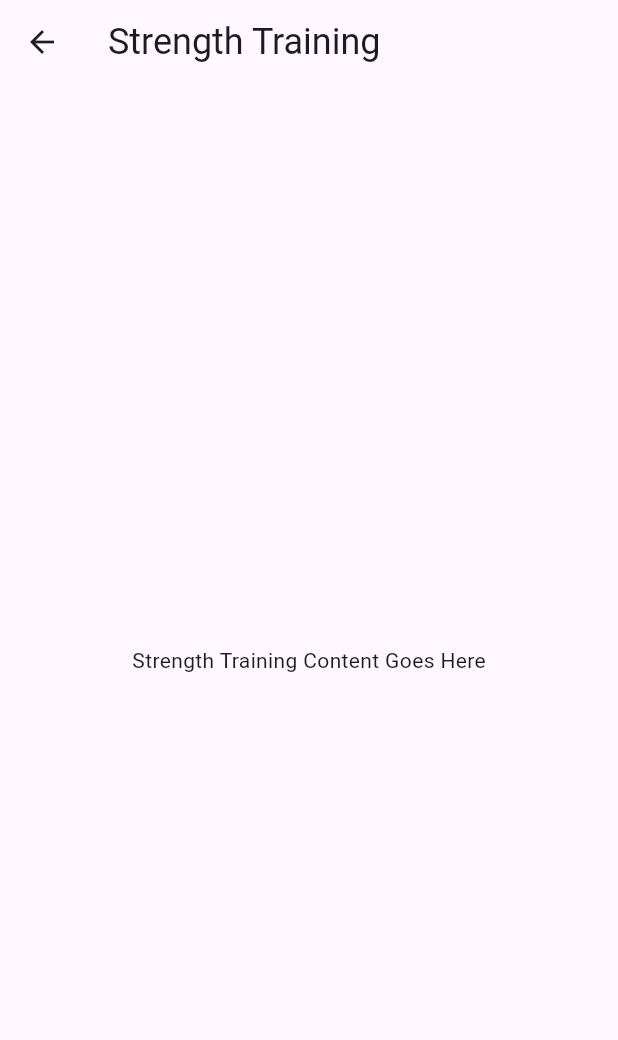
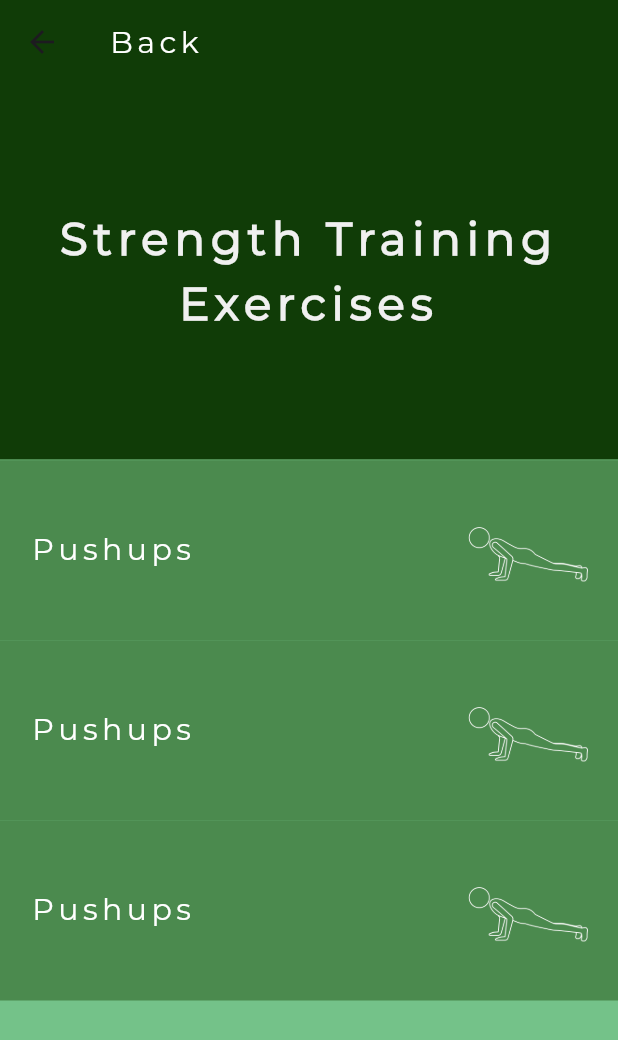
Before and after one commit to StretchWave/levelup_fitness, a Flutter app: the StrengthScreen screen opened directly, on a phone screen of 412 x 824 dp. Shown: the top 1040 px of the screen. Run offline on Flutter 3.47's test engine with Material 3 defaults, Android fonts, the light colour scheme and no system bars; our stand-ins replace shared_preferences; accounts and stored records are empty.

Commit message:
Strength page on progress

```diff
--- a/lib/Screens/Strength.dart
+++ b/lib/Screens/Strength.dart
@@ -1,4 +1,5 @@
 import 'package:flutter/material.dart';
+import 'package:levelup_fitness/Styles/Stylebook.dart';
 
 class StrengthScreen extends StatelessWidget {
   const StrengthScreen({super.key});
@@ -6,12 +7,78 @@ class StrengthScreen extends StatelessWidget {
   @override
   Widget build(BuildContext context) {
     return Scaffold(
+      backgroundColor: ColourBook.backgroundColor,
       appBar: AppBar(
-        title: Text('Strength Training', style: TextStyle(fontSize: 24)),
+        title: Text('Back',style: Stylebook.bodyText1,),
+        backgroundColor: ColourBook.statBoxColor,
+
       ),
-      body: Center(
-        child: Text('Strength Training Content Goes Here'),
+      body:
+
+        Column(
+        mainAxisAlignment: MainAxisAlignment.start,
+        children: [
+          Container(
+            height: 250,
+            color: ColourBook.statBoxColor,
+            child: Center(
+              child: Text(
+                'Strength Training\nExercises',
+                style: Stylebook.heading2,
+                textAlign: TextAlign.center,
+              ),
+            ),
+          ),
+          Container(
+            height: 1,
+            color: ColourBook.drawerColor,
+          ),
+          Container(
+            height: 120,
+            color: ColourBook.drawerColor,
+            child: Padding(
+              padding: const EdgeInsets.all(20.0),
+              child: Row(
+                mainAxisAlignment: MainAxisAlignment.spaceBetween,
+                children: [
+                  Text('Pushups',style: Stylebook.bodyText1,),
+                  Image.asset('assets/Images/PushupsW.png')
+                ],
+              ),
+            ),
+          ),
+          Container(
+            height: 120,
+            color: ColourBook.drawerColor,
+            child: Padding(
+              padding: const EdgeInsets.all(20.0),
+              child: Row(
+                mainAxisAlignment: MainAxisAlignment.spaceBetween,
+                children: [
+                  Text('Pushups',style: Stylebook.bodyText1,),
+                  Image.asset('assets/Images/PushupsW.png')
+                ],
+              ),
+            ),
+          ),
+          Container(
+            height: 120,
+            color: ColourBook.drawerColor,
+            child: Padding(
+              padding: const EdgeInsets.all(20.0),
+              child: Row(
+                mainAxisAlignment: MainAxisAlignment.spaceBetween,
+                children: [
+                  Text('Pushups',style: Stylebook.bodyText1,),
+                  Image.asset('assets/Images/PushupsW.png')
+                ],
+              ),
+            ),
+          ),
+
+        ],
       ),
+
     );
   }
 }
--- a/lib/Styles/Stylebook.dart
+++ b/lib/Styles/Stylebook.dart
@@ -8,6 +8,19 @@ class Stylebook {
     letterSpacing: 4
   );
 
+  static const TextStyle heading2 = TextStyle(
+    fontSize: 30,
+    fontFamily: 'Montserrat',
+    color: Color.fromARGB(255, 240, 240, 240),
+    letterSpacing: 4,
+    fontWeight: FontWeight.bold
+  );
+  static const TextStyle heading3 = TextStyle(
+    fontSize: 24,
+    fontFamily: 'Montserrat',
+    color: Color.fromARGB(255, 240, 240, 240),
+    letterSpacing: 4,
+  );
   static const TextStyle bodyText1 = TextStyle(
     fontSize: 20,
     fontFamily: 'Montserrat',
--- a/lib/main.dart
+++ b/lib/main.dart
@@ -1,6 +1,5 @@
 import 'package:flutter/material.dart';
 import 'package:levelup_fitness/Screens/Home.dart';
-//import 'package:levelup_fitness/Screens/Home.dart';
 import 'package:levelup_fitness/Screens/lock.dart';
 
 void main() {
```
Also changed, not shown: assets/Images/PushupsB.png (added), assets/Images/PushupsW.png (added).
